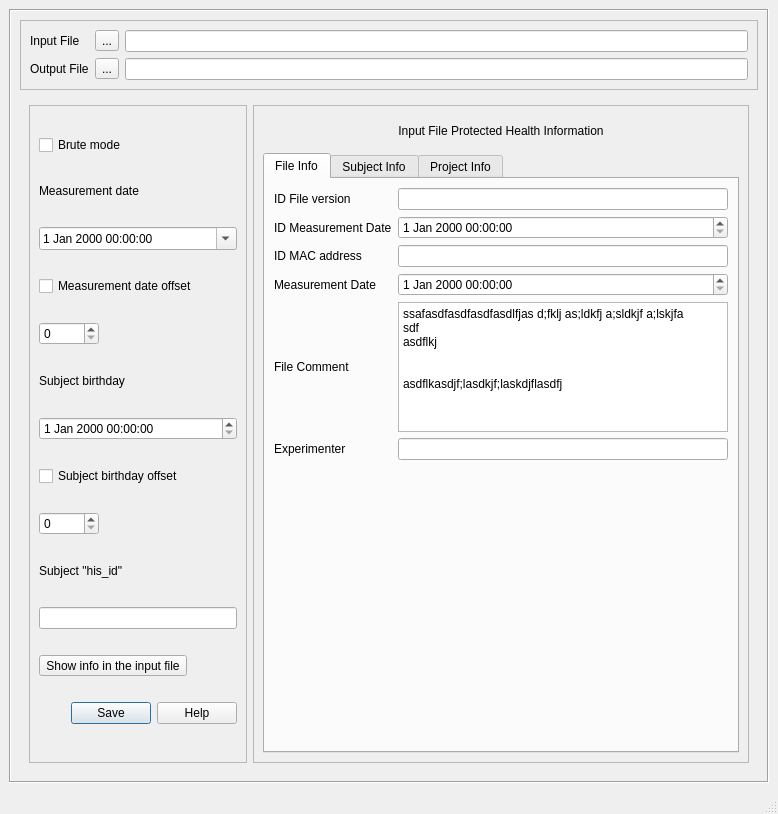
The window that applications/mne_anonymize/mainwindow.ui (mne-tools/mne-cpp) describes before a commit, drawn with Qt 5.
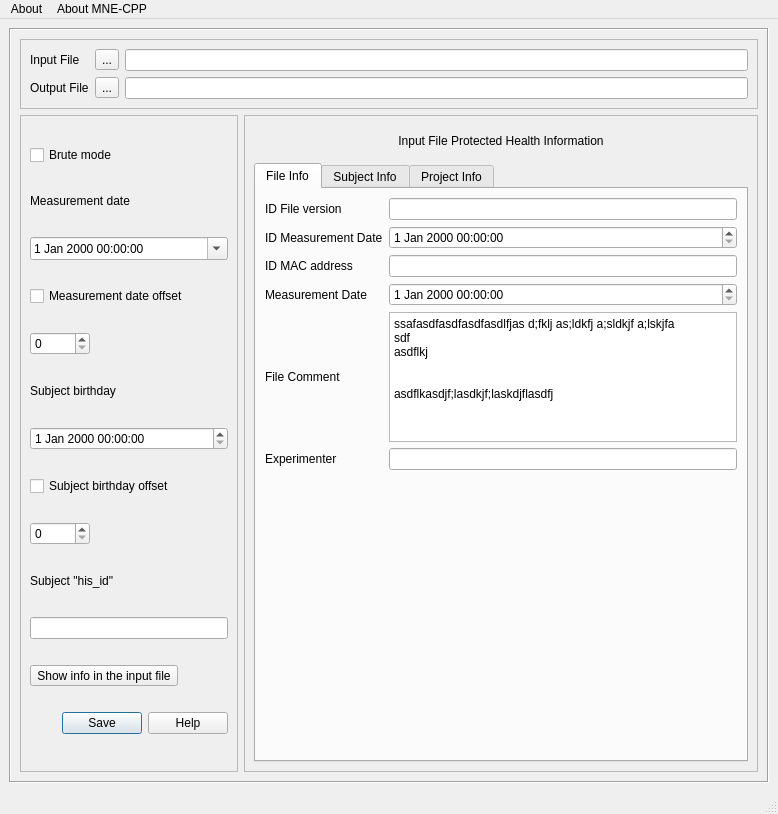
The same window after the commit.

Commit message: add menu about

```diff
--- a/applications/mne_anonymize/mainwindow.ui
+++ b/applications/mne_anonymize/mainwindow.ui
@@ -143,6 +143,18 @@
            <number>0</number>
           </property>
           <layout class="QHBoxLayout" name="horizontalLayout_2">
+           <property name="leftMargin">
+            <number>0</number>
+           </property>
+           <property name="topMargin">
+            <number>0</number>
+           </property>
+           <property name="rightMargin">
+            <number>0</number>
+           </property>
+           <property name="bottomMargin">
+            <number>0</number>
+           </property>
            <item>
             <widget class="QFrame" name="frameOptions">
              <property name="sizePolicy">
@@ -739,6 +751,18 @@
      <height>22</height>
     </rect>
    </property>
+   <widget class="QMenu" name="menuAbout">
+    <property name="title">
+     <string>About</string>
+    </property>
+   </widget>
+   <widget class="QMenu" name="menuAbout_MNE_CPP">
+    <property name="title">
+     <string>About MNE-CPP</string>
+    </property>
+   </widget>
+   <addaction name="menuAbout"/>
+   <addaction name="menuAbout_MNE_CPP"/>
   </widget>
   <widget class="QStatusBar" name="statusbar"/>
  </widget>
```
The commit also changes 3 other files.
